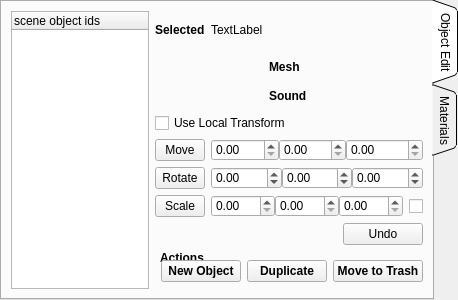
Qt form bin/pymodules/objectedit/editobject.ui (realXtend/tundra) before a commit.
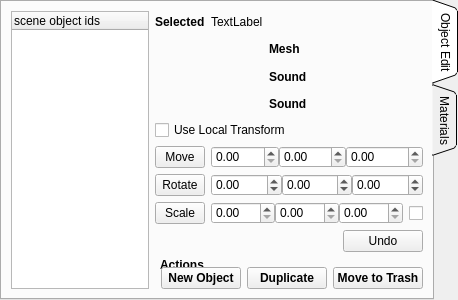
The same form after that commit.

Commit message: Animation widget .ui changes

Diff of the .ui file:
```diff
--- a/bin/pymodules/objectedit/editobject.ui
+++ b/bin/pymodules/objectedit/editobject.ui
@@ -219,6 +219,35 @@
              </item>
             </layout>
            </item>
+           <item>
+            <layout class="QHBoxLayout" name="animLine">
+             <item>
+              <widget class="QLabel" name="label_scale_5">
+               <property name="minimumSize">
+                <size>
+                 <width>40</width>
+                 <height>0</height>
+                </size>
+               </property>
+               <property name="maximumSize">
+                <size>
+                 <width>40</width>
+                 <height>23</height>
+                </size>
+               </property>
+               <property name="font">
+                <font>
+                 <weight>75</weight>
+                 <bold>true</bold>
+                </font>
+               </property>
+               <property name="text">
+                <string>Sound</string>
+               </property>
+              </widget>
+             </item>
+            </layout>
+           </item>
            <item>
             <widget class="QCheckBox" name="useLocalTransform">
              <property name="text">
```
